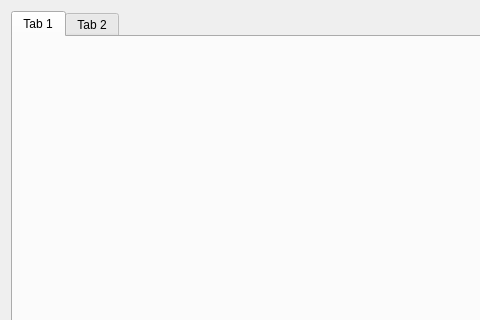
This is Src/UI/wgtintelligentmonitor.ui in jiutianhuanpei/HBApp as Qt 5 draws it before an edit; both pictures show x 0 to 480 and y 0 to 320 of the 818 by 557 pixel window. The edited form follows.
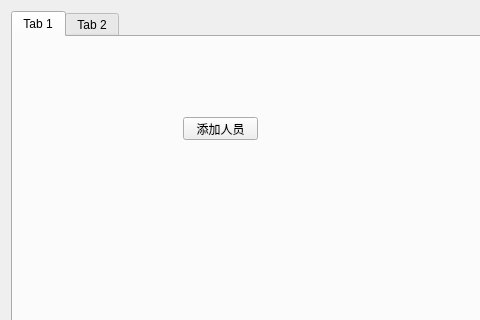
This is the edited form. Custom widgets are drawn as their Qt base class.

What changed in the file:
```diff
--- a/Src/UI/wgtintelligentmonitor.ui
+++ b/Src/UI/wgtintelligentmonitor.ui
@@ -20,6 +20,19 @@
       <attribute name="title">
        <string>Tab 1</string>
       </attribute>
+      <widget class="QPushButton" name="pushButton">
+       <property name="geometry">
+        <rect>
+         <x>170</x>
+         <y>80</y>
+         <width>75</width>
+         <height>23</height>
+        </rect>
+       </property>
+       <property name="text">
+        <string>添加人员</string>
+       </property>
+      </widget>
      </widget>
      <widget class="QWidget" name="tab_2">
       <attribute name="title">
```
